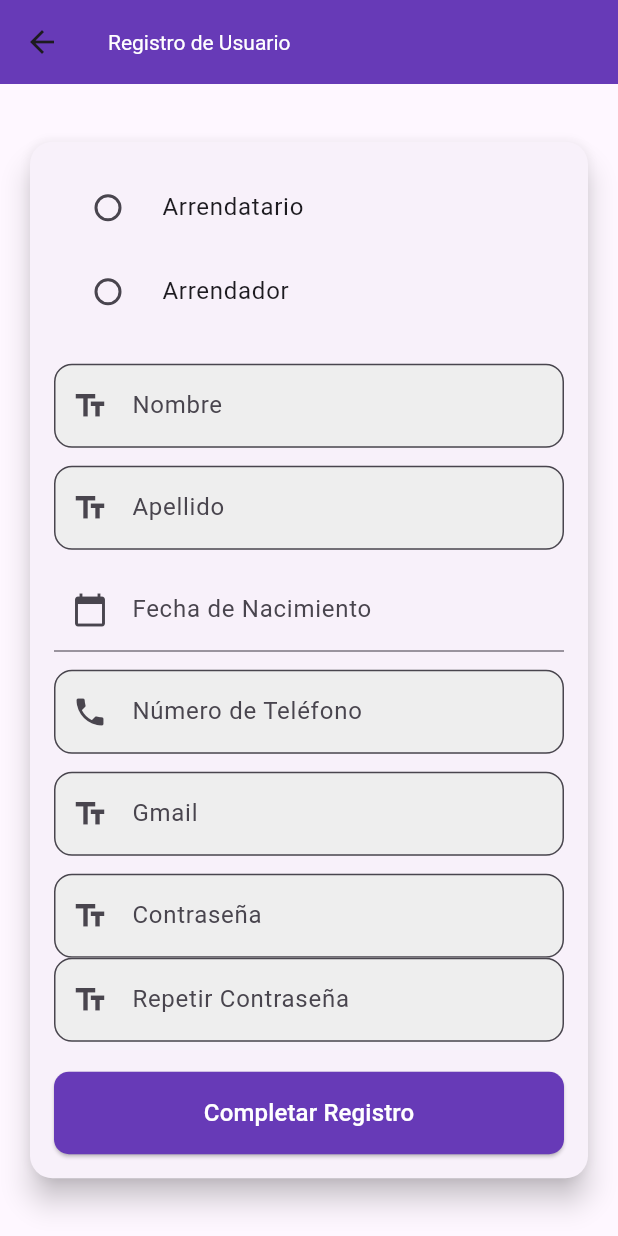
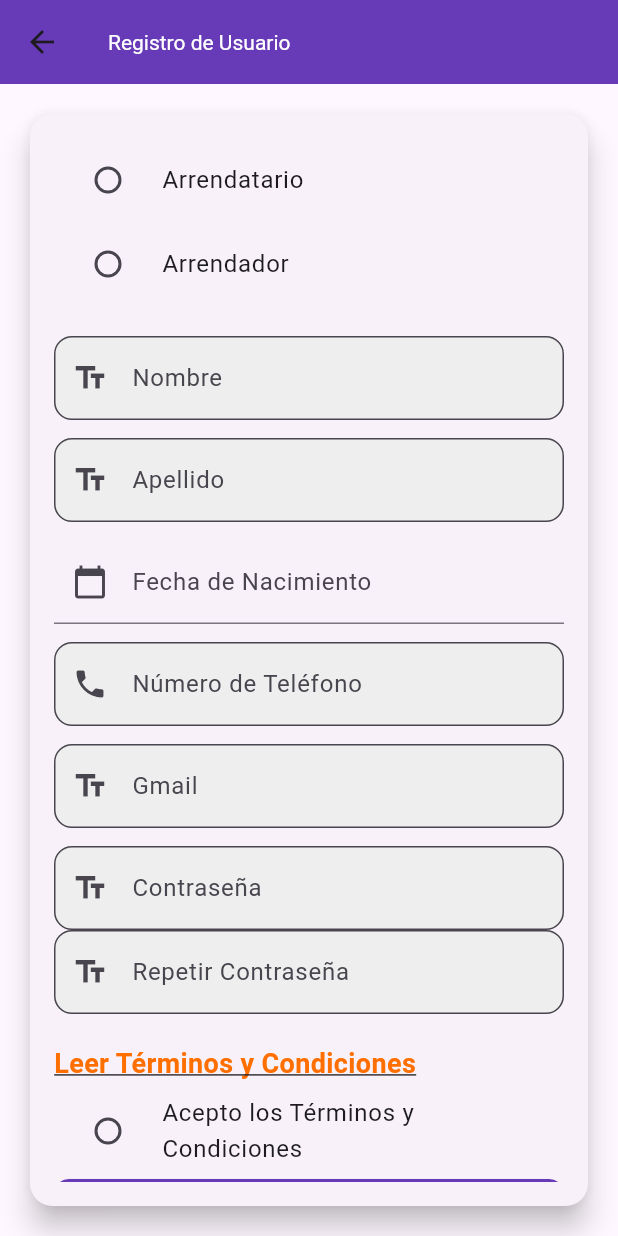
Before and after one commit to Grupo1-AplicacionesMoviles/DriveSafe-MobileApp, a Flutter app: the RegisterPage screen opened by its route, on a phone screen of 412 x 824 dp. Run offline on Flutter 3.47's test engine with Material 3 defaults, Android fonts, the phone set to English and light mode, and no system bars; our stand-ins replace image_picker, jwt_decoder, shared_preferences; accounts and stored records are empty.

```diff
--- a/lib/pages/register.page.dart
+++ b/lib/pages/register.page.dart
@@ -13,6 +13,7 @@ class RegisterPage extends StatefulWidget {
 class _RegisterPageState extends State<RegisterPage> {
   final AuthService authService = AuthService();
   String _userType = '';
+  String _termsAndConditions = 'no';
   DateTime? _selectedDate;
   final TextEditingController _nameController = TextEditingController();
   final TextEditingController _lastnameController = TextEditingController();
@@ -84,6 +85,33 @@ class _RegisterPageState extends State<RegisterPage> {
     }
   }
 
+  void _showTermsAndConditionsDialog(BuildContext context) {
+    showDialog(
+      context: context,
+      builder: (BuildContext context) {
+        return AlertDialog(
+          title: const Text('Términos y Condiciones'),
+          content: const SingleChildScrollView(
+            child: Text(
+              'Bienvenido a nuestra aplicación móvil de renta de automóviles (en adelante, la "Aplicación"). '
+                  'Antes de utilizar nuestros servicios, es importante que lea detenidamente los presentes '
+                  'Términos y Condiciones. Al descargar, acceder o utilizar la Aplicación, usted acepta estar sujeto a los '
+                  'términos establecidos a continuación. Si no está de acuerdo con estos términos, no utilice la Aplicación. ',
+            ),
+          ),
+          actions: <Widget>[
+            TextButton(
+              onPressed: () {
+                Navigator.of(context).pop();
+              },
+              child: const Text('Aceptar'),
+            ),
+          ],
+        );
+      },
+    );
+  }
+
   @override
   Widget build(BuildContext context) {
     return Scaffold(
@@ -149,6 +177,33 @@ class _RegisterPageState extends State<RegisterPage> {
                     _buildInputField(_passwordController, 'Contraseña', obscureText: true),
                     _buildInputField(_confirmPasswordController, 'Repetir Contraseña', obscureText: true),
                     const SizedBox(height: 20),
+                    Align(
+                      alignment: Alignment.centerLeft,
+                      child: InkWell(
+                        onTap: (){
+                          _showTermsAndConditionsDialog(context);
+                        },
+                        child: const Text(
+                          'Leer Términos y Condiciones',
+                          style: TextStyle(
+                              fontWeight: FontWeight.bold,
+                              color: Color(0xFFFF6F00),
+                              decoration: TextDecoration.underline,
+                              fontSize: 18
+                          ),
+                        ),
+                      ),
+                    ),
+                    RadioListTile<String>(
+                      title: const Text('Acepto los Términos y Condiciones'),
+                      value: 'si',
+                      groupValue: _termsAndConditions,
+                      onChanged: (value) {
+                        setState(() {
+                          _termsAndConditions = value!;
+                        });
+                      },
+                    ),
                     // Botón de registro
                     SizedBox(
                       width: double.infinity,
```
Also changed, not shown: 1 other file.
